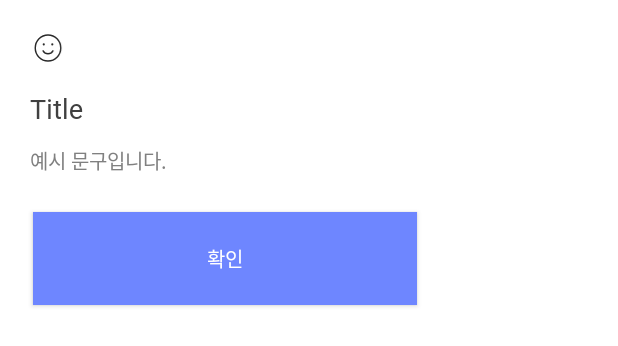
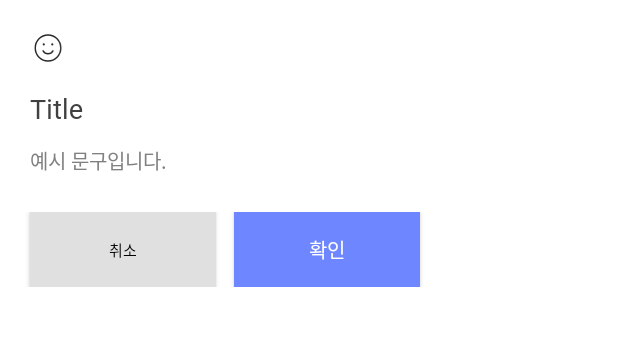
Before and after one commit to ssngik/CheckMate, an Android app: the layout fragment_custom_dialog.xml on its own in the app's theme, with its tools: preview values and no code run, on a phone screen of 412 x 824 dp. Shown: the top 346 px of the screen. Run offline under Robolectric (Android 15) with nearby library versions, the phone set to English and light mode, and no system bars.

Commit message:
[CMA-10] feat : AlertDialogFragment에 두 개의 버튼 선택 기능 추가
- 두 개의 버튼 (확인 및 취소)을 표시 가능한 기능 추가.
- 단일과 두 개의 버튼을 조건에 따라 표시되도록 수정
- 버튼 텍스트 커스터미이징을 위한 positiveButtonText, negativeButtonText 추가
- 버튼 클릭 시 동작 onPositiveAction, onNegativeAction 리스너 구현

```diff
--- a/app/src/main/res/layout/fragment_custom_dialog.xml
+++ b/app/src/main/res/layout/fragment_custom_dialog.xml
@@ -39,6 +39,45 @@
         app:layout_constraintTop_toBottomOf="@+id/dialog_title"
         />
 
+    <LinearLayout
+        android:id="@+id/button_container"
+        android:layout_width="match_parent"
+        android:layout_height="wrap_content"
+        android:layout_marginTop="24dp"
+        android:layout_marginBottom="20dp"
+        app:layout_constraintBottom_toBottomOf="parent"
+        app:layout_constraintLeft_toLeftOf="parent"
+        app:layout_constraintRight_toRightOf="parent"
+        app:layout_constraintTop_toBottomOf="@id/dialog_body"
+        android:orientation="horizontal"
+        android:visibility="visible"
+        android:gravity="center">
+
+        <androidx.appcompat.widget.AppCompatButton
+            android:id="@+id/btn_select_cancel"
+            android:layout_width="122dp"
+            android:layout_height="50dp"
+            android:layout_marginEnd="6dp"
+            android:layout_marginStart="20dp"
+            android:layout_weight="1"
+            android:background="#E0E0E0"
+            android:text="취소"
+            android:textAppearance="@style/main_negative_text"
+            android:visibility="visible" />
+
+        <!-- 확인 버튼 -->
+        <androidx.appcompat.widget.AppCompatButton
+            android:id="@+id/btn_select_ok"
+            android:layout_width="122dp"
+            android:layout_height="50dp"
+            android:layout_weight="1"
+            android:layout_marginStart="6dp"
+            android:layout_marginEnd="20dp"
+            android:background="#6E86FF"
+            android:text="확인"
+            android:textAppearance="@style/main_btn_text" />
+
+    </LinearLayout>
     <androidx.appcompat.widget.AppCompatButton
         android:id="@+id/btn_ok"
         android:layout_width="256dp"
@@ -50,6 +89,7 @@
         android:textAppearance="@style/main_btn_text"
         android:layout_marginStart="20dp"
         android:layout_marginEnd="20dp"
+        android:visibility="gone"
         app:layout_constraintLeft_toLeftOf="parent"
         app:layout_constraintRight_toRightOf="parent"
         app:layout_constraintTop_toBottomOf="@id/dialog_body"
```
Also changed, not shown: app/src/main/java/kr/co/company/capstone/fragment/AlertDialogFragment.kt (+38 -10 lines).
